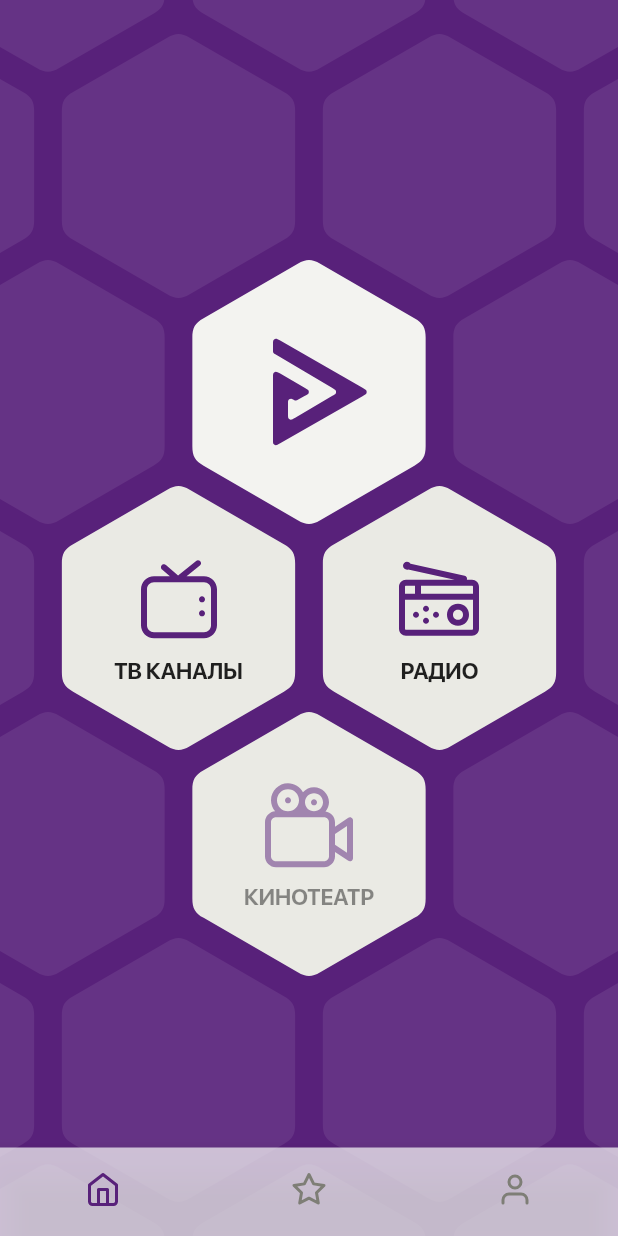
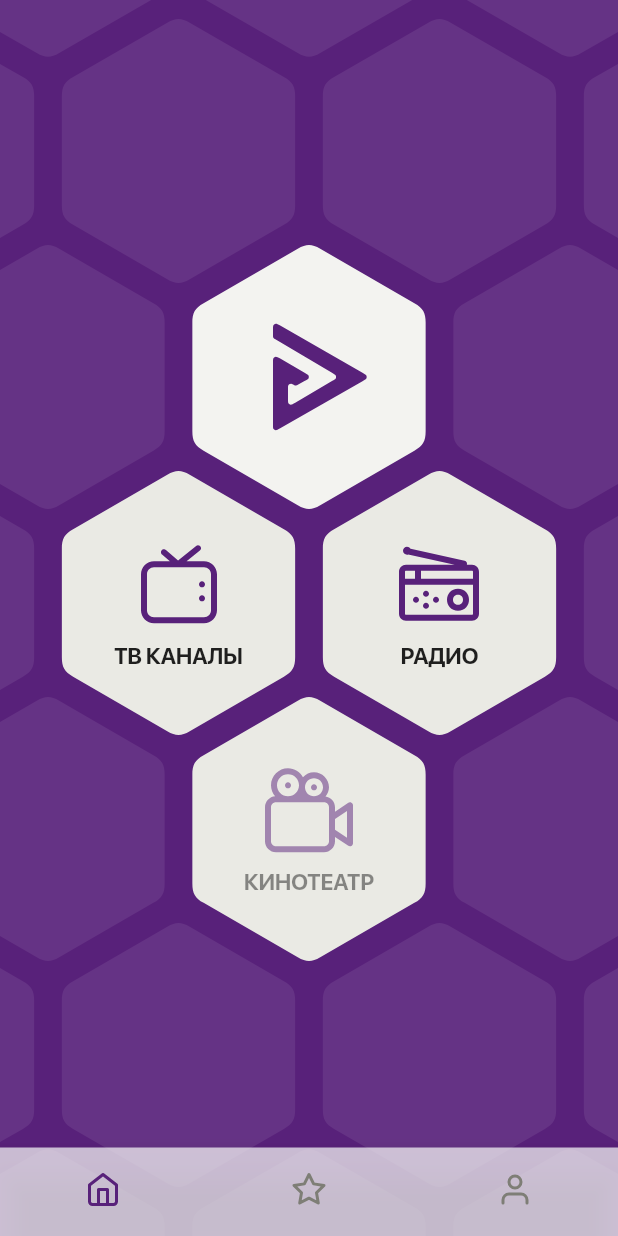
Before and after one commit to anastasiiadmm/meplay, a Flutter app: the screen it shows after launch, on a phone screen of 412 x 824 dp. Run offline on Flutter 3.47's test engine with Material 2 defaults, Android fonts, the phone set to English and light mode, and no system bars; our stand-ins replace flutter_cache_manager, flutter_svg, video_player_platform_interface.

Commit message:
#2 Добавлен паддинг для сдвига сетки  вверх.

```diff
--- a/lib/screens/home.dart
+++ b/lib/screens/home.dart
@@ -96,6 +96,8 @@ class HomeScreen extends StatelessWidget {
       child: OverflowBox(
         maxWidth: double.infinity,
         maxHeight: double.infinity,
+        child: Container(
+          margin: EdgeInsets.only(bottom: 20),
           child: Center(
             child: HexagonOffsetGrid.oddPointy(
               columns: gridSize.cols,
@@ -109,6 +111,7 @@ class HomeScreen extends StatelessWidget {
             ),
           ),
         ),
+      ),
     );
   }
 }
```
Lines whose indentation alone changed are shown as unchanged.
